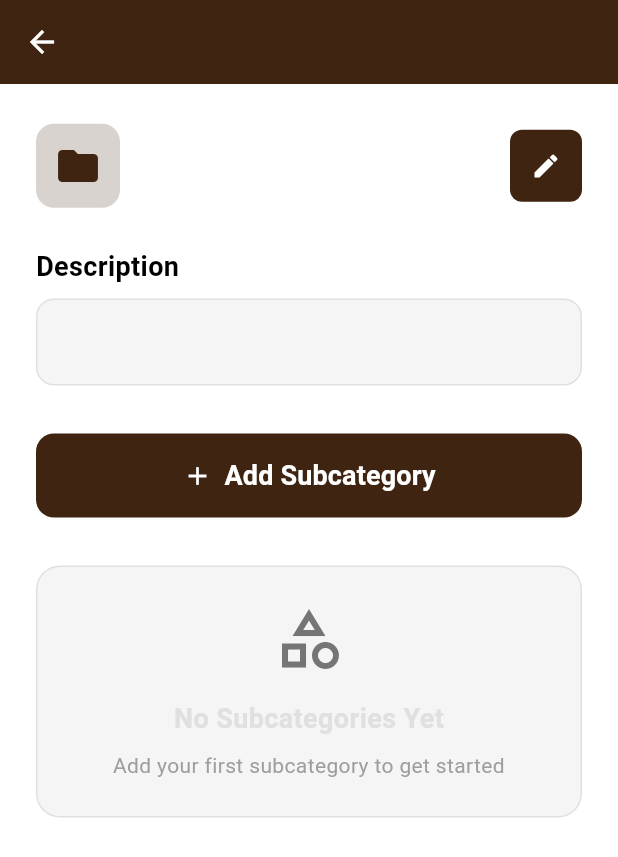
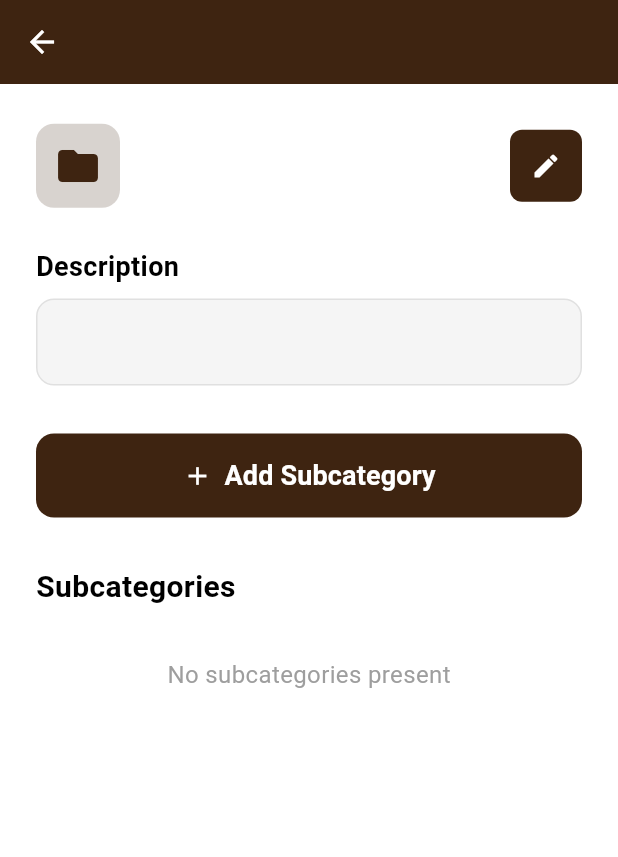
Before and after one commit to hamdiqbal/pass_manager, a Flutter app: the MasterBranchDetailPage screen opened directly with empty values, on a phone screen of 412 x 824 dp. Shown: the top 857 px of the screen. Run offline on Flutter 3.47's test engine with Material 3 defaults, Android fonts, the phone set to English and light mode, and no system bars; our stand-ins replace cloud_firestore, firebase_auth, firebase_core, local_auth, shared_preferences; accounts and stored records are empty.

Commit message:
subcategory heading issue

```diff
--- a/lib/pages/master_branch_detail_page.dart
+++ b/lib/pages/master_branch_detail_page.dart
@@ -202,9 +202,7 @@ class _MasterBranchDetailPageState extends State<MasterBranchDetailPage> {
                   ),
                 ),
                 const SizedBox(height: 32),
-
-                // Subcategories List
-                if (currentMasterBranch.subcategories.isNotEmpty) ...[
+                // Subcategories Heading (always shown)
                 const Text(
                   'Subcategories',
                   style: TextStyle(
@@ -214,6 +212,7 @@ class _MasterBranchDetailPageState extends State<MasterBranchDetailPage> {
                   ),
                 ),
                 const SizedBox(height: 16),
+                if (currentMasterBranch.subcategories.isNotEmpty)
                   ListView.builder(
                     shrinkWrap: true,
                     physics: const NeverScrollableScrollPhysics(),
@@ -269,48 +268,20 @@ class _MasterBranchDetailPageState extends State<MasterBranchDetailPage> {
                         ),
                       );
                     },
-                  ),
-                ] else ...[
-                  Container(
-                    width: double.infinity,
-                    padding: const EdgeInsets.all(24),
-                    decoration: BoxDecoration(
-                      color: const Color(0xFFF5F5F5),
-                      borderRadius: BorderRadius.circular(16),
-                      border: Border.all(
-                        color: Colors.grey[300]!,
-                        width: 1,
+                  )
+                else
+                  Padding(
+                    padding: const EdgeInsets.symmetric(vertical: 16.0),
+                    child: Center(
+                      child: Text(
+                        'No subcategories present',
+                        style: TextStyle(
+                          fontSize: 16,
+                          color: Colors.grey[500],
                         ),
                       ),
-                    child: Column(
-                      children: [
-                        Icon(
-                          Icons.category_outlined,
-                          color: Colors.grey[600],
-                          size: 48,
-                        ),
-                        const SizedBox(height: 16),
-                        Text(
-                          'No Subcategories Yet',
-                          style: TextStyle(
-                            fontSize: 18,
-                            fontWeight: FontWeight.bold,
-                            color: Colors.grey[300],
                     ),
                   ),
-                        const SizedBox(height: 8),
-                        Text(
-                          'Add your first subcategory to get started',
-                          style: TextStyle(
-                            fontSize: 14,
-                            color: Colors.grey[500],
-                          ),
-                          textAlign: TextAlign.center,
-                        ),
-                      ],
-                    ),
-                  ),
-                ],
               ],
             ),
           ),
```
Lines whose indentation alone changed are shown as unchanged.
